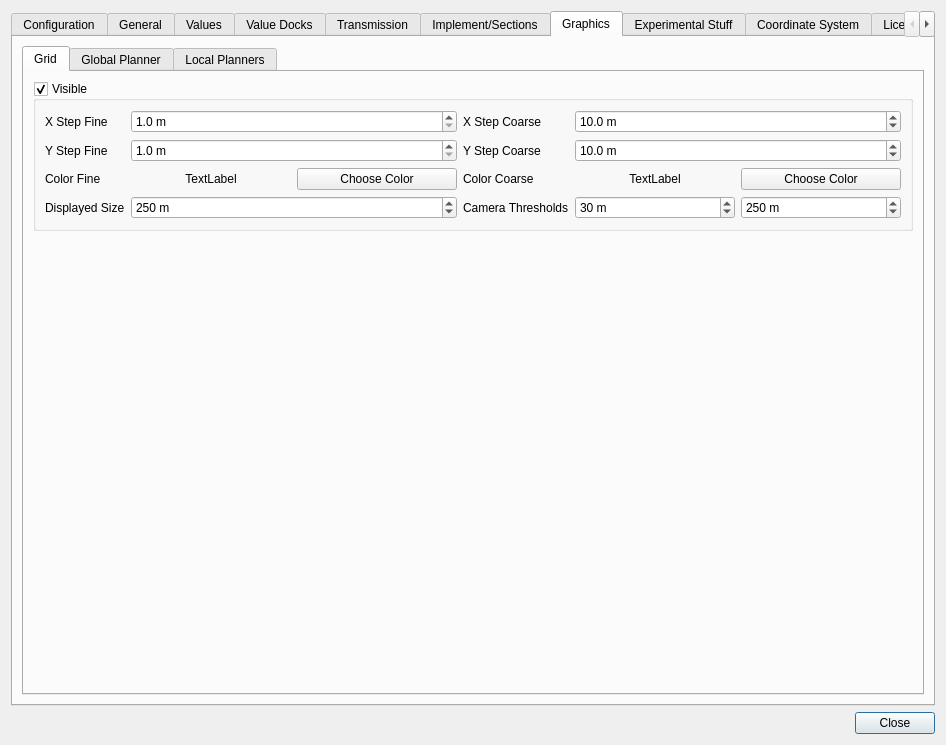
Above: src/gui/SettingsDialog.ui from eringerli/QtOpenGuidance before the change. Below: the same form after it.
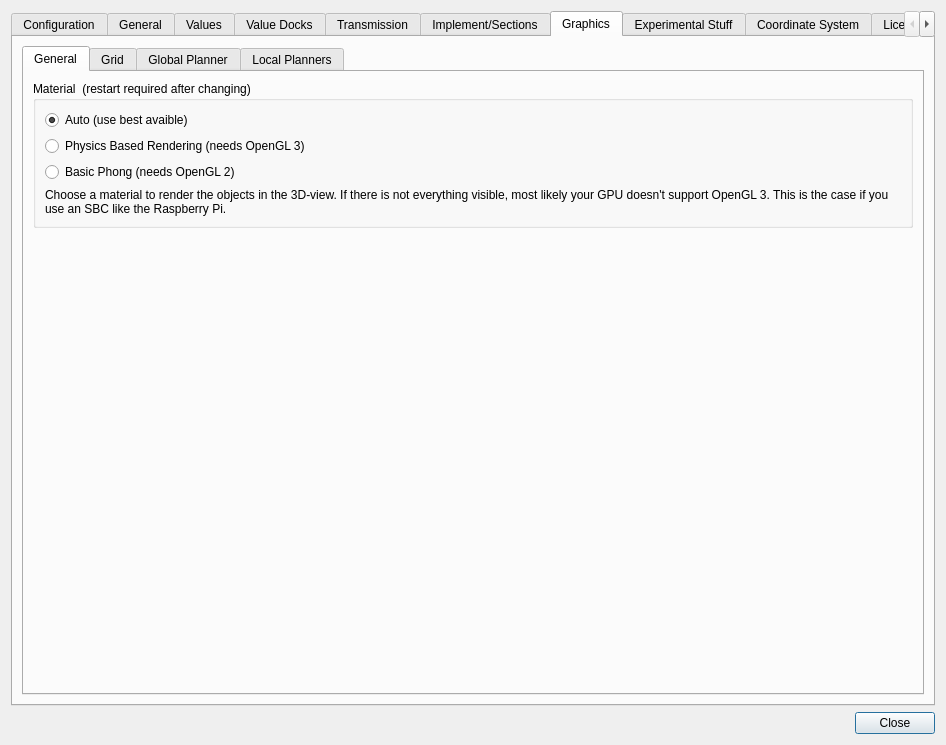
That is the form after the change. The open tabs and pages were chosen to show the change. Icons and pictures are not drawn. Custom widgets are drawn as their Qt base class.

Commit message: Added option to deactivate PBR lightning; compatibility with OpenGL 2

What changed in the file:
```diff
--- a/src/gui/SettingsDialog.ui
+++ b/src/gui/SettingsDialog.ui
@@ -971,6 +971,75 @@
            <property name="currentIndex">
             <number>0</number>
            </property>
+           <widget class="QWidget" name="tab_2">
+            <attribute name="title">
+             <string>General</string>
+            </attribute>
+            <layout class="QVBoxLayout" name="verticalLayout_16">
+             <item>
+              <widget class="QGroupBox" name="groupBox_3">
+               <property name="title">
+                <string>Material  (restart required after changing)</string>
+               </property>
+               <layout class="QVBoxLayout" name="verticalLayout_12">
+                <item>
+                 <widget class="QRadioButton" name="rbMaterialAuto">
+                  <property name="text">
+                   <string>Auto (use best avaible)</string>
+                  </property>
+                  <property name="checked">
+                   <bool>true</bool>
+                  </property>
+                 </widget>
+                </item>
+                <item>
+                 <widget class="QRadioButton" name="rbMaterialPRB">
+                  <property name="text">
+                   <string>Physics Based Rendering (needs OpenGL 3)</string>
+                  </property>
+                  <property name="checked">
+                   <bool>false</bool>
+                  </property>
+                 </widget>
+                </item>
+                <item>
+                 <widget class="QRadioButton" name="rbMaterialPhong">
+                  <property name="text">
+                   <string>Basic Phong (needs OpenGL 2)</string>
+                  </property>
+                 </widget>
+                </item>
+                <item>
+                 <widget class="QLabel" name="label_6">
+                  <property name="text">
+                   <string>Choose a material to render the objects in the 3D-view. If there is not everything visible, most likely your GPU doesn't support OpenGL 3. This is the case if you use an SBC like the Raspberry Pi.</string>
+                  </property>
+                  <property name="alignment">
+                   <set>Qt::AlignLeading|Qt::AlignLeft|Qt::AlignTop</set>
+                  </property>
+                  <property name="wordWrap">
+                   <bool>true</bool>
+                  </property>
+                 </widget>
+                </item>
+               </layout>
+              </widget>
+             </item>
+             <item>
+              <spacer name="verticalSpacer_7">
+               <property name="orientation">
+                <enum>Qt::Vertical</enum>
+               </property>
+               <property name="sizeHint" stdset="0">
+                <size>
+                 <width>20</width>
+                 <height>40</height>
+                </size>
+               </property>
+              </spacer>
+             </item>
+            </layout>
+           </widget>
            <widget class="QWidget" name="gbGridPage1">
             <attribute name="title">
              <string>Grid</string>
```
The commit also changes 9 other files.
